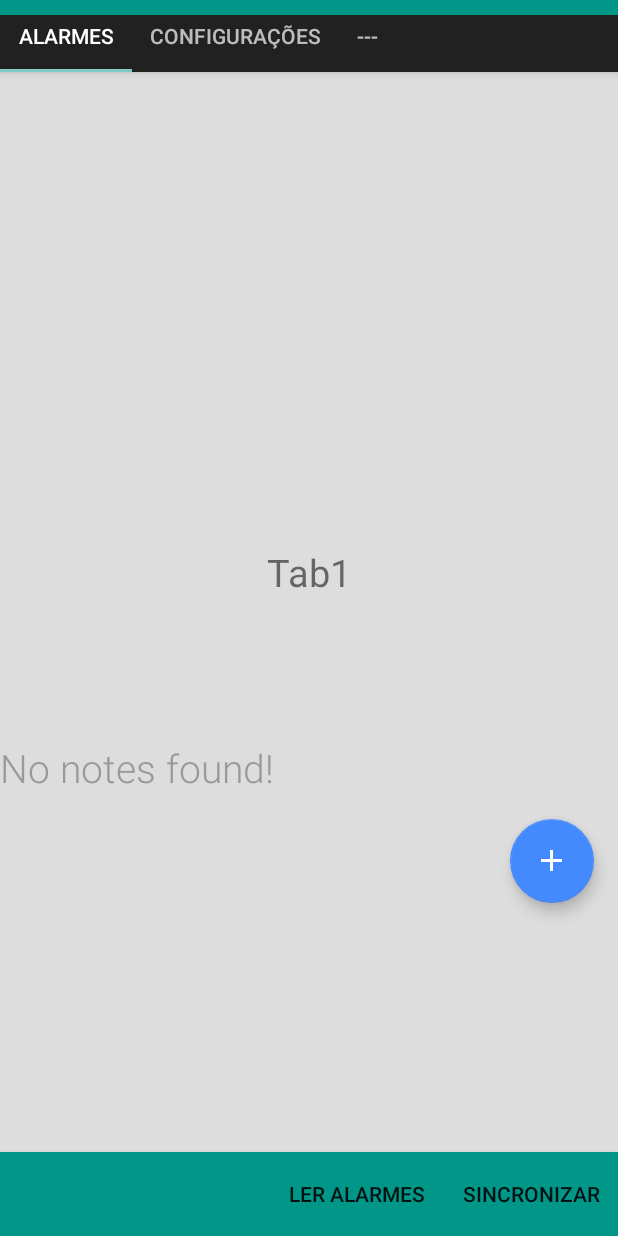
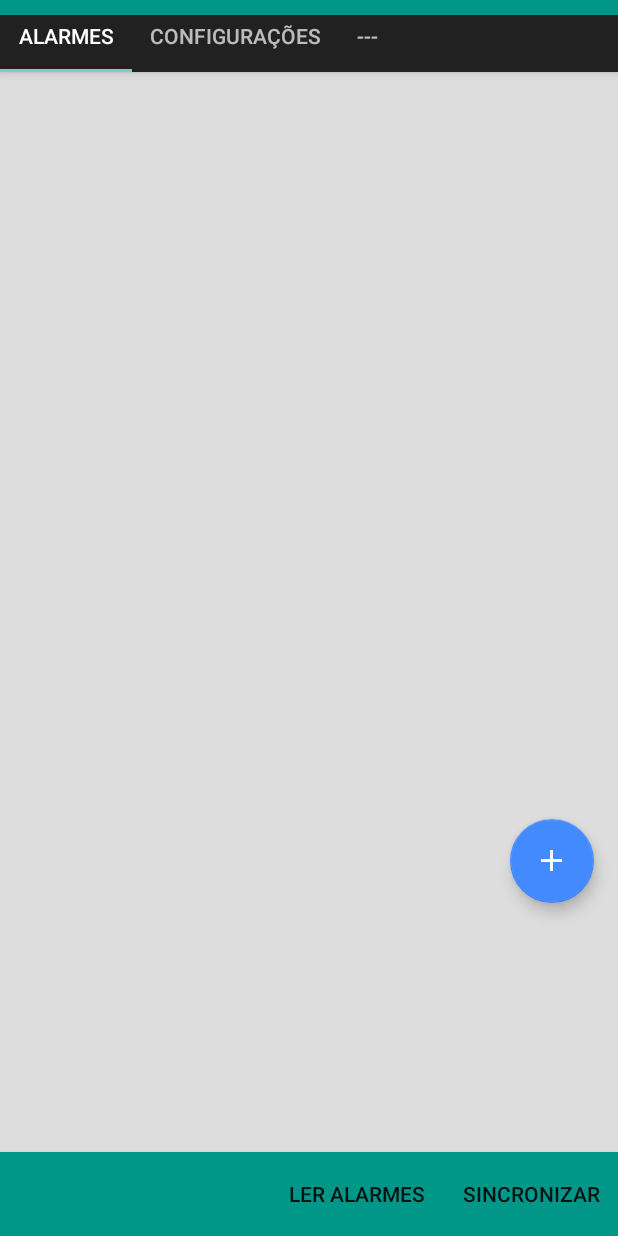
Before and after one commit to brutalzinn/AndroidSQLLITE-BLUETOOTH, an Android app: the Tab1Fragment screen opened directly, with no data from a screen before it, on a phone screen of 412 x 824 dp. Run offline under Robolectric (Android 15) with nearby library versions, the phone set to English and light mode, and no system bars; network calls fail; 6 statements that could not run were skipped.

Commit message:
correção de bugs chatinhos
correção de bugs

```diff
--- a/app/src/main/java/info/androidhive/sqlite/view/tabs/Tab1Fragment.java
+++ b/app/src/main/java/info/androidhive/sqlite/view/tabs/Tab1Fragment.java
@@ -79,7 +79,7 @@ public static String resposta_clock;
         //Se a RecyclerView estiver dentro do layout do fragment, pegue ele direto da View v inflada
         appContext = AndruinoActivity.appContext;
         recyclerView = view.findViewById(R.id.recycler_view);
-        noNotesView = view.findViewById(R.id.empty_notes_view);
+
         db = new DatabaseHelper(appContext);
         notesList.addAll(db.getAllNotes());
 
--- a/app/src/main/res/layout/content_main.xml
+++ b/app/src/main/res/layout/content_main.xml
@@ -19,15 +19,4 @@
 
         android:scrollbars="vertical" />
 
-    <TextView
-        android:id="@+id/empty_notes_view"
-        android:layout_width="match_parent"
-        android:layout_height="match_parent"
-        android:layout_centerHorizontal="true"
-        android:layout_marginTop="@dimen/margin_top_no_notes"
-        android:fontFamily="sans-serif-light"
-        android:text="@string/msg_no_notes"
-        android:textColor="@color/msg_no_notes"
-        android:textSize="@dimen/msg_no_notes" />
-
 </RelativeLayout>
--- a/app/src/main/res/layout/tab1_fragment.xml
+++ b/app/src/main/res/layout/tab1_fragment.xml
@@ -16,15 +16,6 @@
 
     <include layout="@layout/content_main" />
 
-
-    <TextView
-        android:id="@+id/textTab1"
-        android:layout_width="wrap_content"
-        android:layout_height="wrap_content"
-        android:layout_centerHorizontal="true"
-        android:layout_marginTop="40dp"
-        android:text="Tab1"
-        android:textSize="25sp" />
 
     <android.support.design.widget.FloatingActionButton
         android:id="@+id/fab"
```
